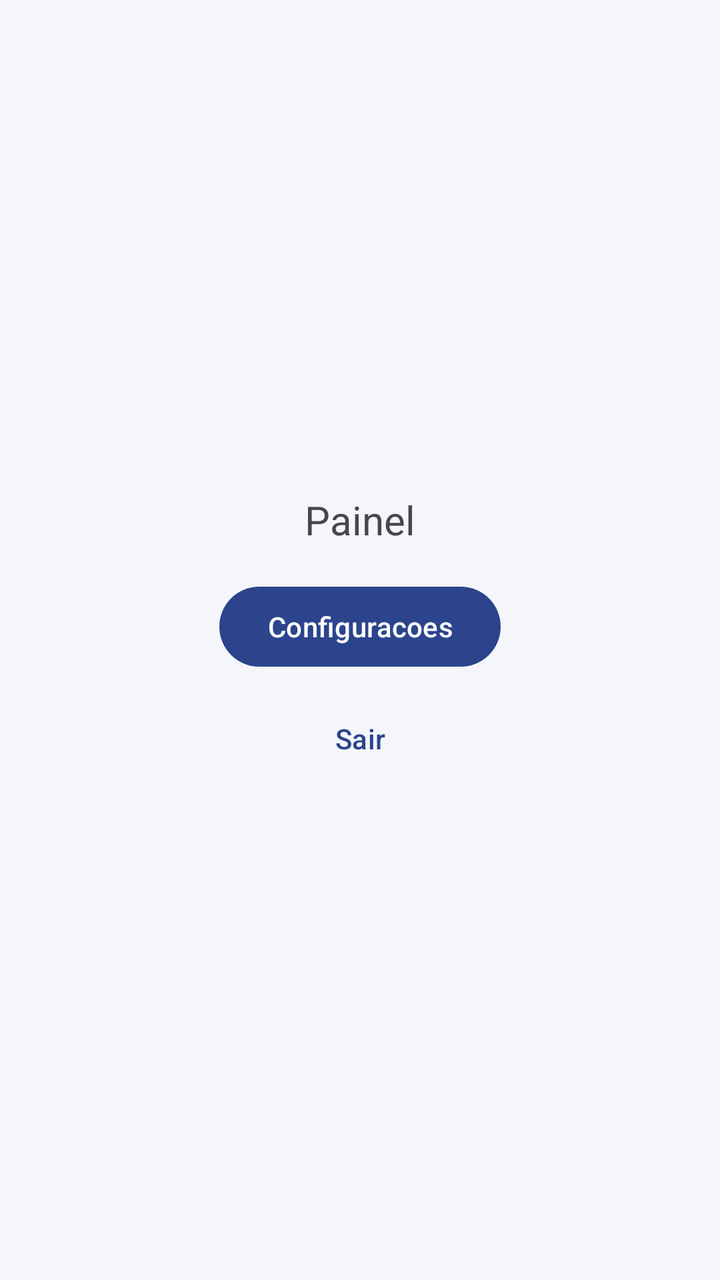
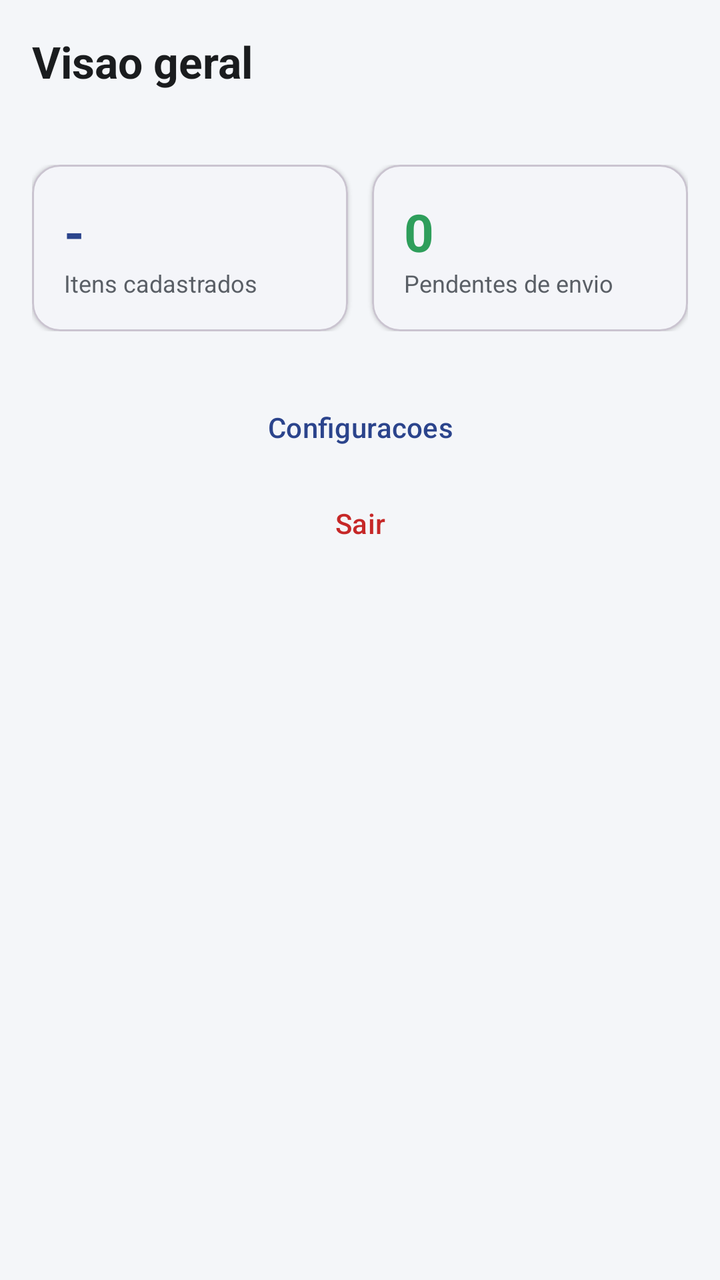

Compare the two renders of this Android layout. The source of the first and the diff that turns it into the second are given below.
<!-- AndroidManifest.xml: application theme Theme.InventarioTRI082 -->
<!-- res/layout/fragment_painel.xml -->
<?xml version="1.0" encoding="utf-8"?>
<LinearLayout xmlns:android="http://schemas.android.com/apk/res/android"
    android:layout_width="match_parent"
    android:layout_height="match_parent"
    android:orientation="vertical"
    android:gravity="center"
    android:padding="16dp">

    <TextView
        android:layout_width="wrap_content"
        android:layout_height="wrap_content"
        android:text="@string/titulo_painel"
        android:textSize="20sp"
        android:paddingBottom="16dp" />

    <Button
        android:id="@+id/botao_config"
        android:layout_width="wrap_content"
        android:layout_height="wrap_content"
        android:text="@string/titulo_configuracoes" />

    <Button
        android:id="@+id/botao_sair"
        style="?attr/borderlessButtonStyle"
        android:layout_width="wrap_content"
        android:layout_height="wrap_content"
        android:layout_marginTop="8dp"
        android:text="@string/painel_sair" />

</LinearLayout>
<!-- resources referenced by this layout -->
<resources>
  <string name="painel_sair">Sair</string>
  <string name="titulo_configuracoes">Configuracoes</string>
  <string name="titulo_painel">Painel</string>
  <style name="Theme.InventarioTRI082" parent="Theme.Material3.DayNight.NoActionBar">
          <item name="colorPrimary">@color/azul</item>
          <item name="colorOnPrimary">@color/branco</item>
          <item name="colorSecondary">@color/verde</item>
          <item name="colorOnSecondary">@color/branco</item>
          <item name="colorSurface">@color/branco</item>
          <item name="colorOnSurface">@color/texto</item>
          <item name="android:colorBackground">@color/fundo</item>
          <item name="android:statusBarColor">@color/azul_escuro</item>
      </style>
  <color name="azul">#2B448C</color>
  <color name="branco">#FFFFFF</color>
  <color name="verde">#2E9E5B</color>
  <color name="texto">#1A1C1E</color>
  <color name="fundo">#F4F6F9</color>
  <color name="azul_escuro">#1F3269</color>
</resources>

<!-- the commit's change to res/layout/fragment_painel.xml (unified diff, before → after) -->
@@ -1,30 +1,181 @@
 <?xml version="1.0" encoding="utf-8"?>
-<LinearLayout xmlns:android="http://schemas.android.com/apk/res/android"
+<ScrollView xmlns:android="http://schemas.android.com/apk/res/android"
+    xmlns:app="http://schemas.android.com/apk/res-auto"
     android:layout_width="match_parent"
     android:layout_height="match_parent"
-    android:orientation="vertical"
-    android:gravity="center"
-    android:padding="16dp">
+    android:background="@color/fundo">
 
-    <TextView
-        android:layout_width="wrap_content"
+    <LinearLayout
+        android:layout_width="match_parent"
         android:layout_height="wrap_content"
-        android:text="@string/titulo_painel"
-        android:textSize="20sp"
-        android:paddingBottom="16dp" />
+        android:orientation="vertical"
+        android:padding="16dp">
 
-    <Button
-        android:id="@+id/botao_config"
-        android:layout_width="wrap_content"
-        android:layout_height="wrap_content"
-        android:text="@string/titulo_configuracoes" />
+        <TextView
+            android:layout_width="wrap_content"
+            android:layout_height="wrap_content"
+            android:text="@string/painel_visao_geral"
+            android:textColor="@color/texto"
+            android:textSize="22sp"
+            android:textStyle="bold" />
 
-    <Button
-        android:id="@+id/botao_sair"
-        style="?attr/borderlessButtonStyle"
-        android:layout_width="wrap_content"
-        android:layout_height="wrap_content"
-        android:layout_marginTop="8dp"
-        android:text="@string/painel_sair" />
+        <TextView
+            android:id="@+id/texto_papel"
+            android:layout_width="wrap_content"
+            android:layout_height="wrap_content"
+            android:layout_marginTop="2dp"
+            android:textColor="@color/texto_secundario"
+            android:textSize="14sp" />
 
-</LinearLayout>
+        <LinearLayout
+            android:layout_width="match_parent"
+            android:layout_height="wrap_content"
+            android:orientation="horizontal"
+            android:layout_marginTop="16dp">
+
+            <com.google.android.material.card.MaterialCardView
+                android:layout_width="0dp"
+                android:layout_height="wrap_content"
+                android:layout_weight="1"
+                android:layout_marginEnd="6dp"
+                app:cardCornerRadius="14dp"
+                app:cardElevation="1dp">
+
+                <LinearLayout
+                    android:layout_width="match_parent"
+                    android:layout_height="wrap_content"
+                    android:orientation="vertical"
+                    android:padding="16dp">
+
+                    <TextView
+                        android:id="@+id/valor_itens"
+                        android:layout_width="wrap_content"
+                        android:layout_height="wrap_content"
+                        android:textColor="@color/azul"
+                        android:textSize="26sp"
+                        android:textStyle="bold"
+                        android:text="-" />
+
+                    <TextView
+                        android:layout_width="wrap_content"
+                        android:layout_height="wrap_content"
+                        android:text="@string/painel_itens"
+                        android:textColor="@color/texto_secundario"
+                        android:textSize="12sp" />
+                </LinearLayout>
+            </com.google.android.material.card.MaterialCardView>
+
+            <com.google.android.material.card.MaterialCardView
+                android:layout_width="0dp"
+                android:layout_height="wrap_content"
+                android:layout_weight="1"
+                android:layout_marginStart="6dp"
+                app:cardCornerRadius="14dp"
+                app:cardElevation="1dp">
+
+                <LinearLayout
+                    android:layout_width="match_parent"
+                    android:layout_height="wrap_content"
+                    android:orientation="vertical"
+                    android:padding="16dp">
+
+                    <TextView
+                        android:id="@+id/valor_pendentes_envio"
+                        android:layout_width="wrap_content"
+                        android:layout_height="wrap_content"
+                        android:textColor="@color/verde"
+                        android:textSize="26sp"
+                        android:textStyle="bold"
+                        android:text="0" />
+
+                    <TextView
+                        android:layout_width="wrap_content"
+                        android:layout_height="wrap_content"
+                        android:text="@string/painel_pendentes_envio"
+                        android:textColor="@color/texto_secundario"
+                        android:textSize="12sp" />
+                </LinearLayout>
+            </com.google.android.material.card.MaterialCardView>
+        </LinearLayout>
+
+        <com.google.android.material.card.MaterialCardView
+            android:id="@+id/card_pendencias"
+            android:layout_width="match_parent"
+            android:layout_height="wrap_content"
+            android:layout_marginTop="12dp"
+            android:visibility="gone"
+            app:cardCornerRadius="14dp"
+            app:cardElevation="1dp">
+
+            <LinearLayout
+                android:layout_width="match_parent"
+                android:layout_height="wrap_content"
+                android:orientation="horizontal"
+                android:gravity="center_vertical"
+                android:padding="16dp">
+
+                <TextView
+                    android:id="@+id/valor_pendencias"
+                    android:layout_width="wrap_content"
+                    android:layout_height="wrap_content"
+                    android:layout_marginEnd="14dp"
+                    android:textColor="@color/erro"
+                    android:textSize="26sp"
+                    android:textStyle="bold"
+                    android:text="-" />
+
+                <TextView
+                    android:layout_width="0dp"
+                    android:layout_height="wrap_content"
+                    android:layout_weight="1"
+                    android:text="@string/painel_pendencias_cadastro"
+                    android:textColor="@color/texto_secundario"
+                    android:textSize="13sp" />
+            </LinearLayout>
+        </com.google.android.material.card.MaterialCardView>
+
+        <LinearLayout
+            android:id="@+id/area_atalhos_admin"
+            android:layout_width="match_parent"
+            android:layout_height="wrap_content"
+            android:orientation="vertical"
+            android:visibility="gone">
+
+            <TextView
+                android:layout_width="wrap_content"
+                android:layout_height="wrap_content"
+                android:layout_marginTop="24dp"
+                android:text="@string/painel_atalhos"
+                android:textColor="@color/texto"
+                android:textSize="16sp"
+                android:textStyle="bold" />
+
+            <Button
+                android:id="@+id/botao_novo_item"
+                style="@style/Botao.Principal"
+                android:layout_width="match_parent"
+                android:layout_height="wrap_content"
+                android:layout_marginTop="12dp"
+                android:minHeight="48dp"
+                android:text="@string/painel_novo_item" />
+        </LinearLayout>
+
+        <Button
+            android:id="@+id/botao_config"
+            style="?attr/borderlessButtonStyle"
+            android:layout_width="match_parent"
+            android:layout_height="wrap_content"
+            android:layout_marginTop="24dp"
+            android:text="@string/titulo_configuracoes" />
+
+        <Button
+            android:id="@+id/botao_sair"
+            style="?attr/borderlessButtonStyle"
+            android:layout_width="match_parent"
+            android:layout_height="wrap_content"
+            android:textColor="@color/erro"
+            android:text="@string/painel_sair" />
+
+    </LinearLayout>
+
+</ScrollView>
<!-- resource entries referenced after the edit -->
@@ -1,8 +1,12 @@
 <!-- resources referenced by this layout -->
 <resources>
   <string name="painel_sair">Sair</string>
+  <string name="painel_visao_geral">Visao geral</string>
   <string name="titulo_configuracoes">Configuracoes</string>
-  <string name="titulo_painel">Painel</string>
+  <style name="Botao.Principal" parent="Widget.Material3.Button">
+          <item name="backgroundTint">@color/verde</item>
+          <item name="android:textColor">@color/branco</item>
+      </style>
   <style name="Theme.InventarioTRI082" parent="Theme.Material3.DayNight.NoActionBar">
           <item name="colorPrimary">@color/azul</item>
           <item name="colorOnPrimary">@color/branco</item>
@@ -14,9 +18,16 @@
           <item name="android:statusBarColor">@color/azul_escuro</item>
       </style>
   <color name="azul">#2B448C</color>
+  <color name="erro">#C62828</color>
   <color name="branco">#FFFFFF</color>
   <color name="verde">#2E9E5B</color>
+  <string name="painel_atalhos">Atalhos</string>
+  <string name="painel_itens">Itens cadastrados</string>
+  <string name="painel_novo_item">Cadastrar item</string>
+  <string name="painel_pendencias_cadastro">Pendencias de cadastro (tags lidas sem item)</string>
+  <string name="painel_pendentes_envio">Pendentes de envio</string>
   <color name="texto">#1A1C1E</color>
+  <color name="texto_secundario">#5A5F66</color>
   <color name="fundo">#F4F6F9</color>
   <color name="azul_escuro">#1F3269</color>
 </resources>
